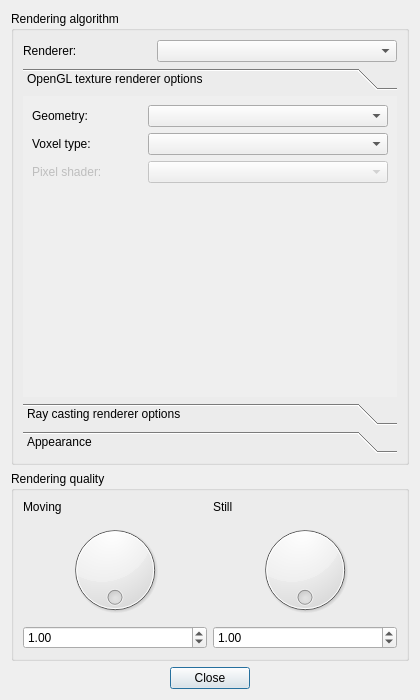
deskvox/deskvox, file vox-desk-qt/src/vvprefdialog.ui: the form before one commit.
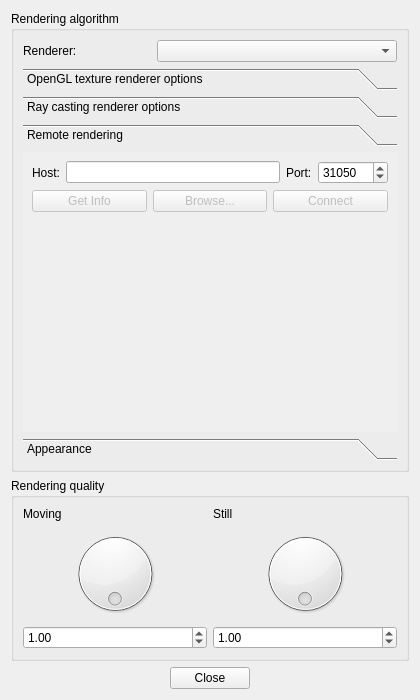
The form after the commit. The open tabs and pages were chosen to show the change.

Commit message: GUI for remote rendering in pref dialog

```diff
--- a/vox-desk-qt/src/vvprefdialog.ui
+++ b/vox-desk-qt/src/vvprefdialog.ui
@@ -51,8 +51,8 @@
           <rect>
            <x>0</x>
            <y>0</y>
-           <width>366</width>
-           <height>238</height>
+           <width>388</width>
+           <height>288</height>
           </rect>
          </property>
          <attribute name="label">
@@ -229,6 +229,111 @@
           </item>
          </layout>
         </widget>
+        <widget class="QWidget" name="remotePage">
+         <property name="geometry">
+          <rect>
+           <x>0</x>
+           <y>0</y>
+           <width>388</width>
+           <height>288</height>
+          </rect>
+         </property>
+         <attribute name="label">
+          <string>Remote rendering</string>
+         </attribute>
+         <layout class="QVBoxLayout" name="verticalLayout_4">
+          <item>
+           <layout class="QHBoxLayout" name="horizontalLayout_2">
+            <item>
+             <widget class="QLabel" name="hostLabel">
+              <property name="text">
+               <string>Host:</string>
+              </property>
+             </widget>
+            </item>
+            <item>
+             <widget class="QLineEdit" name="hostEdit"/>
+            </item>
+            <item>
+             <widget class="QLabel" name="portLabel">
+              <property name="text">
+               <string>Port:</string>
+              </property>
+             </widget>
+            </item>
+            <item>
+             <widget class="QSpinBox" name="portBox">
+              <property name="minimumSize">
+               <size>
+                <width>70</width>
+                <height>0</height>
+               </size>
+              </property>
+              <property name="maximumSize">
+               <size>
+                <width>70</width>
+                <height>16777215</height>
+               </size>
+              </property>
+              <property name="maximum">
+               <number>65535</number>
+              </property>
+              <property name="value">
+               <number>31050</number>
+              </property>
+             </widget>
+            </item>
+           </layout>
+          </item>
+          <item>
+           <layout class="QHBoxLayout" name="horizontalLayout_3">
+            <item>
+             <widget class="QPushButton" name="getInfoButton">
+              <property name="enabled">
+               <bool>false</bool>
+              </property>
+              <property name="text">
+               <string>Get Info</string>
+              </property>
+             </widget>
+            </item>
+            <item>
+             <widget class="QPushButton" name="browseButton">
+              <property name="enabled">
+               <bool>false</bool>
+              </property>
+              <property name="text">
+               <string>Browse...</string>
+              </property>
+             </widget>
+            </item>
+            <item>
+             <widget class="QPushButton" name="connectButton">
+              <property name="enabled">
+               <bool>false</bool>
+              </property>
+              <property name="text">
+               <string>Connect</string>
+              </property>
+             </widget>
+            </item>
+           </layout>
+          </item>
+          <item>
+           <spacer name="verticalSpacer_2">
+            <property name="orientation">
+             <enum>Qt::Vertical</enum>
+            </property>
+            <property name="sizeHint" stdset="0">
+             <size>
+              <width>20</width>
+              <height>218</height>
+             </size>
+            </property>
+           </spacer>
+          </item>
+         </layout>
+        </widget>
         <widget class="QWidget" name="appearancePage">
          <property name="geometry">
           <rect>
```
Left out of the diff: 8 changed lines with no effect on the pictures. The commit also changes 2 other files.
